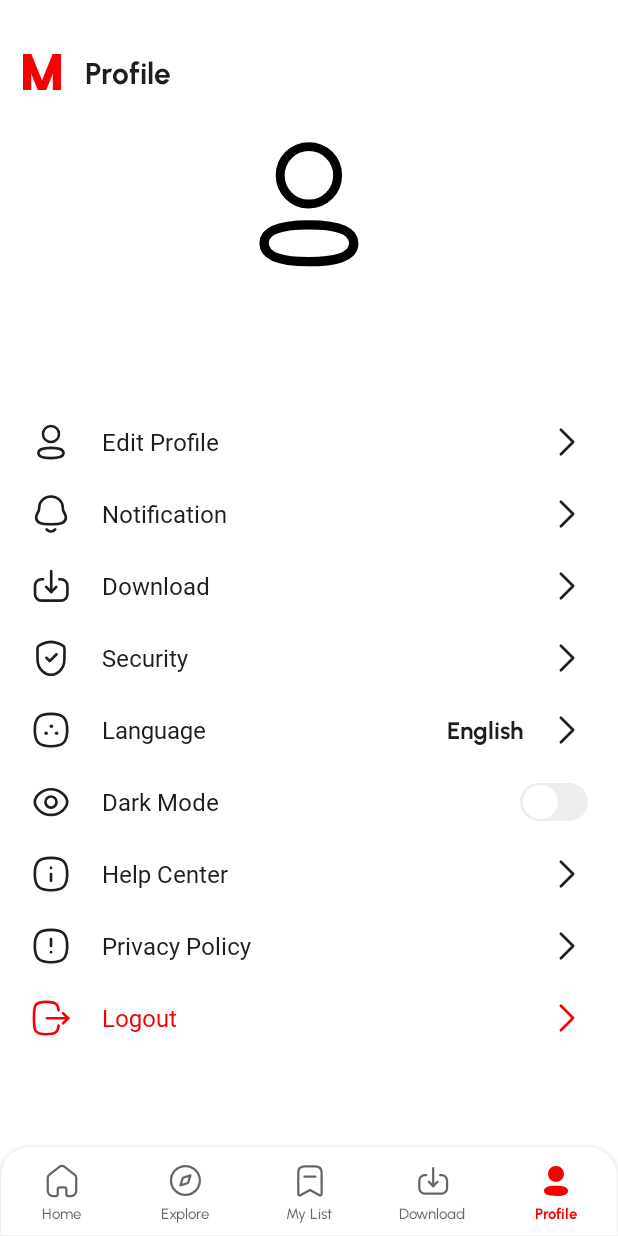
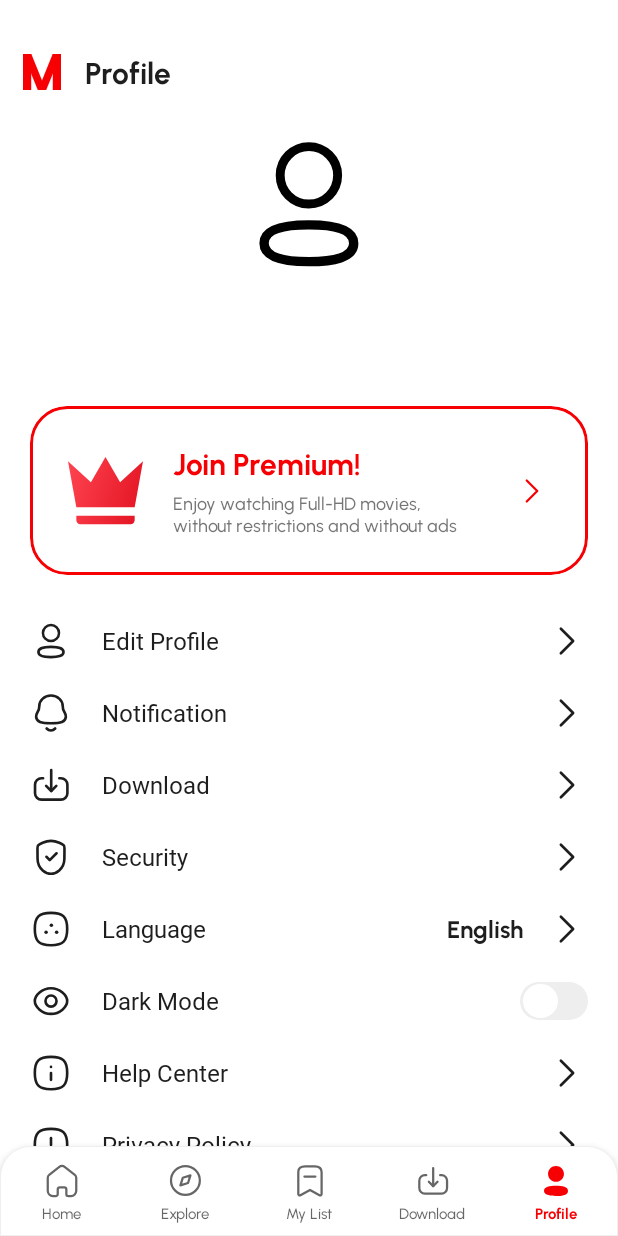
Before and after one commit to TechnoStudyMobile/Mova, an Android app: the ProfileFragment screen opened through its navigation route, on a phone screen of 412 x 824 dp. Run offline under Robolectric (Android 15) with nearby library versions, the phone set to English and light mode, and no system bars; our stand-ins replace Dagger/Hilt's generated code, Firebase (no records; nobody signed in at launch, a user with empty details on screens opened directly), navigation-ui, paging; libraries missing offline, so code that uses them is left out: jp.wasabeef.glide, www.sanju.motiontoast; network calls fail; pictures from the network do not load; 1 statement that could not run was skipped.

Commit message:
TM1-7 Premium CardView UI
:white_check_mark: Premium CardView UI add to ProfileFragment

```diff
--- /dev/null
+++ b/app/src/main/res/drawable/ic_premium.xml
@@ -0,0 +1,21 @@
+<vector xmlns:android="http://schemas.android.com/apk/res/android"
+    xmlns:aapt="http://schemas.android.com/aapt"
+    android:width="50dp"
+    android:height="45dp"
+    android:viewportWidth="50"
+    android:viewportHeight="45">
+  <path
+      android:pathData="M5.556,33.333L0,2.778L15.278,16.667L25,0L34.722,16.667L50,2.778L44.444,33.333H5.556ZM44.444,41.667C44.444,43.333 43.333,44.444 41.667,44.444H8.333C6.667,44.444 5.556,43.333 5.556,41.667V38.889H44.444V41.667Z">
+    <aapt:attr name="android:fillColor">
+      <gradient
+          android:startX="50"
+          android:startY="44.444"
+          android:endX="-8.295"
+          android:endY="25.43"
+          android:type="linear">
+        <item android:offset="0" android:color="#FFE21221"/>
+        <item android:offset="1" android:color="#FFFF4451"/>
+      </gradient>
+    </aapt:attr>
+  </path>
+</vector>
--- /dev/null
+++ b/app/src/main/res/drawable/rounded_cv_bordered_red.xml
@@ -0,0 +1,8 @@
+<?xml version="1.0" encoding="UTF-8"?>
+<shape xmlns:android="http://schemas.android.com/apk/res/android"
+    android:shape="rectangle">
+    <stroke
+        android:width="2dp"
+        android:color="@color/red" />
+    <corners android:radius="24dp" />
+</shape>
--- a/app/src/main/res/layout/fragment_profile.xml
+++ b/app/src/main/res/layout/fragment_profile.xml
@@ -94,11 +94,79 @@
         app:layout_constraintTop_toBottomOf="@+id/displayNameTv"
         tools:text="example@example.com" />
 
+    <com.google.android.material.card.MaterialCardView
+        android:id="@+id/premiumCv"
+        android:layout_width="0dp"
+        android:layout_height="wrap_content"
+        android:layout_margin="20dp"
+        app:cardCornerRadius="24dp"
+        app:layout_constraintEnd_toEndOf="parent"
+        app:layout_constraintStart_toStartOf="parent"
+        app:layout_constraintTop_toBottomOf="@+id/emailTv">
+
+        <androidx.constraintlayout.widget.ConstraintLayout
+            android:layout_width="match_parent"
+            android:layout_height="match_parent"
+            android:background="@drawable/rounded_cv_bordered_red"
+            android:padding="25dp">
+
+            <ImageView
+                android:id="@+id/premiumIv"
+                android:layout_width="wrap_content"
+                android:layout_height="wrap_content"
+                android:contentDescription="@string/app_name"
+                android:src="@drawable/ic_premium"
+                app:layout_constraintBottom_toBottomOf="parent"
+                app:layout_constraintStart_toStartOf="parent"
+                app:layout_constraintTop_toTopOf="parent" />
+
+            <LinearLayout
+                android:layout_width="0dp"
+                android:layout_height="wrap_content"
+                android:layout_marginHorizontal="20dp"
+                android:orientation="vertical"
+                app:layout_constraintBottom_toBottomOf="parent"
+                app:layout_constraintEnd_toStartOf="@+id/navigateIv"
+                app:layout_constraintStart_toEndOf="@+id/premiumIv"
+                app:layout_constraintTop_toTopOf="parent">
+
+                <TextView
+                    android:layout_width="wrap_content"
+                    android:layout_height="wrap_content"
+                    android:text="Join Premium!"
+                    android:textColor="@color/red"
+                    android:textFontWeight="700"
+                    android:textSize="20sp" />
+
+                <TextView
+                    android:layout_width="wrap_content"
+                    android:layout_height="wrap_content"
+                    android:layout_marginTop="5dp"
+                    android:text="Enjoy watching Full-HD movies, without restrictions and without ads"
+                    android:textFontWeight="500"
+                    android:textSize="12dp" />
+
+            </LinearLayout>
+
+            <ImageView
+                android:id="@+id/navigateIv"
+                android:layout_width="wrap_content"
+                android:layout_height="wrap_content"
+                android:contentDescription="@string/app_name"
+                android:src="@drawable/arrow_right"
+                app:layout_constraintBottom_toBottomOf="parent"
+                app:layout_constraintEnd_toEndOf="parent"
+                app:layout_constraintTop_toTopOf="parent" />
+
+        </androidx.constraintlayout.widget.ConstraintLayout>
+
+    </com.google.android.material.card.MaterialCardView>
+
     <androidx.core.widget.NestedScrollView
         android:layout_width="match_parent"
         android:layout_height="wrap_content"
         android:layout_marginTop="20dp"
-        app:layout_constraintTop_toBottomOf="@+id/emailTv">
+        app:layout_constraintTop_toBottomOf="@+id/premiumCv">
 
         <LinearLayout
             android:layout_width="match_parent"
```
